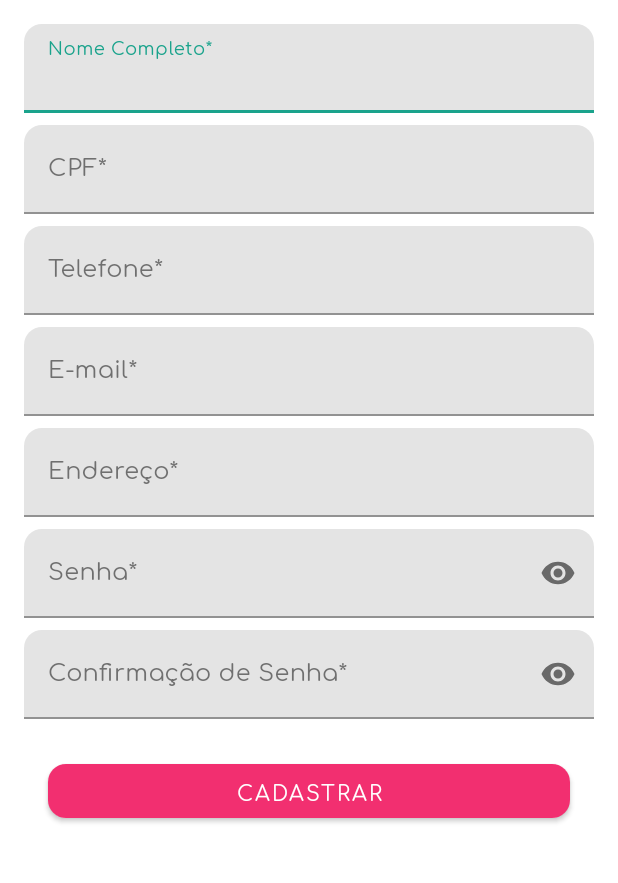
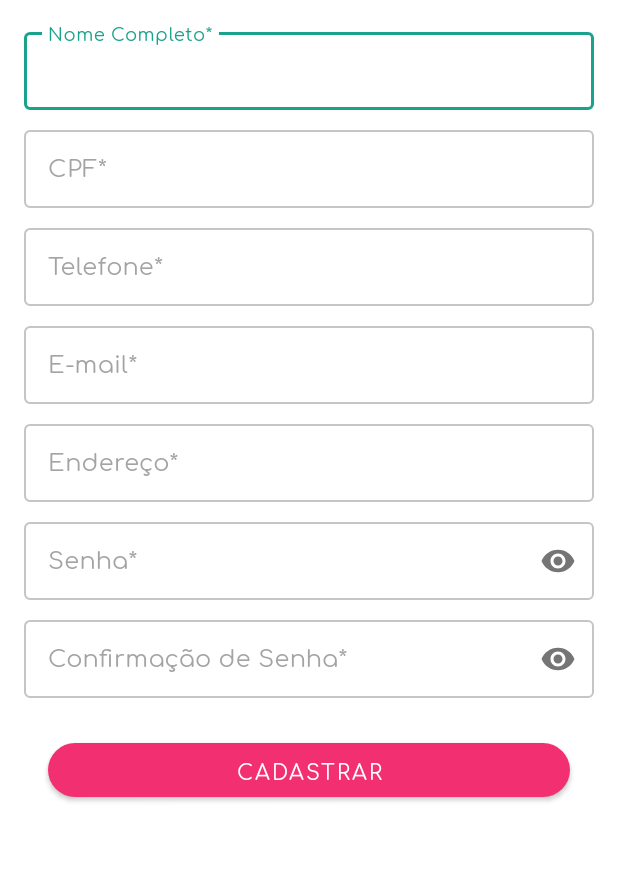
Before and after one commit to vitorruiz/uvets-android, an Android app: the screen it shows after launch (ContainerActivity), after a tap on "CADASTRE-SE", on a phone screen of 412 x 824 dp, the part 273-1156 px from its top. Run offline under Robolectric (Android 15) with nearby library versions, the phone set to English and light mode, and no system bars; our stand-ins replace Room's generated code, RxJava, Timber; libraries missing offline, so code that uses them is left out: br.com.concrete, com.ncapdevi.fragnav; 2 statements that could not run were skipped; 2 other taps on this screen came first.

Commit message:
configurações no tema do app

```diff
--- a/app/src/main/AndroidManifest.xml
+++ b/app/src/main/AndroidManifest.xml
@@ -21,7 +21,7 @@
         android:roundIcon="@mipmap/ic_launcher_round"
         android:supportsRtl="true"
         android:hardwareAccelerated="true"
-        android:theme="@style/Theme.UVets.NoActionBar"
+        android:theme="@style/AppTheme"
         android:usesCleartextTraffic="true">
 
         <meta-data
--- /dev/null
+++ b/app/src/main/res/color/box_stroke_background.xml
@@ -0,0 +1,6 @@
+<?xml version="1.0" encoding="utf-8"?>
+<selector xmlns:android="http://schemas.android.com/apk/res/android">
+    <item android:alpha="0.16" android:color="?attr/colorOnSurface" android:state_hovered="true" />
+    <item android:alpha="0.04" android:color="?attr/colorOnSurface" android:state_enabled="false" />
+    <item android:alpha="0.12" android:color="?attr/colorOnSurface" />
+</selector>
--- a/app/src/main/res/drawable/gradient_primary_toolbar.xml
+++ b/app/src/main/res/color/gradient_primary_toolbar.xml
@@ -3,8 +3,6 @@
     android:shape="rectangle">
 
     <gradient
-        android:angle="180"
-        android:endColor="@color/colorPrimary"
-        android:startColor="@color/colorSecondary"
+        android:angle="180" android:endColor="@color/primaryColor" android:startColor="@color/secondaryColor"
         android:type="linear" />
 </shape>
--- a/app/src/main/res/layout/about_fragment.xml
+++ b/app/src/main/res/layout/about_fragment.xml
@@ -34,7 +34,7 @@
                 android:layout_height="3dp"
                 android:layout_marginTop="@dimen/spacing_medium"
                 android:layout_marginBottom="@dimen/spacing_medium"
-                android:background="@drawable/gradient_primary_toolbar" />
+                android:background="@color/gradient_primary_toolbar" />
 
             <View
                 android:layout_width="0dp"
--- a/app/src/main/res/layout/loading_ui.xml
+++ b/app/src/main/res/layout/loading_ui.xml
@@ -1,15 +1,13 @@
 <?xml version="1.0" encoding="utf-8"?>
 <RelativeLayout xmlns:android="http://schemas.android.com/apk/res/android"
     xmlns:app="http://schemas.android.com/apk/res-auto"
-    xmlns:tools="http://schemas.android.com/tools"
     android:id="@+id/loading_container"
     android:layout_width="match_parent"
     android:layout_height="match_parent"
     android:background="@color/overlay_light_50"
     android:clickable="true"
     android:focusable="true"
-    android:visibility="gone"
-    tools:visibility="visible">
+    android:visibility="gone">
 
     <com.airbnb.lottie.LottieAnimationView
         android:id="@+id/loading_animation"
--- a/app/src/main/res/layout/login_fragment.xml
+++ b/app/src/main/res/layout/login_fragment.xml
@@ -29,7 +29,6 @@
 
             <com.google.android.material.textfield.TextInputLayout
                 android:id="@+id/tiEmail"
-                style="@style/Widget.MaterialComponents.TextInputLayout.FilledBox"
                 android:layout_width="0dp"
                 android:layout_height="wrap_content"
                 android:layout_marginStart="16dp"
@@ -51,7 +50,6 @@
 
             <com.google.android.material.textfield.TextInputLayout
                 android:id="@+id/tiPassword"
-                style="@style/Widget.MaterialComponents.TextInputLayout.FilledBox"
                 android:layout_width="0dp"
                 android:layout_height="wrap_content"
                 android:layout_marginTop="8dp"
--- a/app/src/main/res/layout/sign_up_fragment.xml
+++ b/app/src/main/res/layout/sign_up_fragment.xml
@@ -29,7 +29,6 @@
 
             <com.google.android.material.textfield.TextInputLayout
                 android:id="@+id/tiFullName"
-                style="@style/Widget.MaterialComponents.TextInputLayout.FilledBox"
                 android:layout_width="match_parent"
                 android:layout_height="wrap_content"
                 android:layout_marginStart="16dp"
@@ -50,7 +49,6 @@
 
             <com.google.android.material.textfield.TextInputLayout
                 android:id="@+id/tiDoc"
-                style="@style/Widget.MaterialComponents.TextInputLayout.FilledBox"
                 android:layout_width="0dp"
                 android:layout_height="wrap_content"
                 android:layout_marginTop="8dp"
@@ -69,7 +67,6 @@
 
             <com.google.android.material.textfield.TextInputLayout
                 android:id="@+id/tiPhone"
-                style="@style/Widget.MaterialComponents.TextInputLayout.FilledBox"
                 android:layout_width="0dp"
                 android:layout_height="wrap_content"
                 android:layout_marginTop="8dp"
@@ -88,7 +85,6 @@
 
             <com.google.android.material.textfield.TextInputLayout
                 android:id="@+id/tiEmail"
-                style="@style/Widget.MaterialComponents.TextInputLayout.FilledBox"
                 android:layout_width="0dp"
                 android:layout_height="wrap_content"
                 android:layout_marginTop="8dp"
@@ -107,7 +103,6 @@
 
             <com.google.android.material.textfield.TextInputLayout
                 android:id="@+id/tiAddress"
-                style="@style/Widget.MaterialComponents.TextInputLayout.FilledBox"
                 android:layout_width="0dp"
                 android:layout_height="wrap_content"
                 android:layout_marginTop="8dp"
@@ -126,7 +121,6 @@
 
             <com.google.android.material.textfield.TextInputLayout
                 android:id="@+id/tiPassword"
-                style="@style/Widget.MaterialComponents.TextInputLayout.FilledBox"
                 android:layout_width="0dp"
                 android:layout_height="wrap_content"
                 android:layout_marginTop="8dp"
@@ -145,7 +139,6 @@
 
             <com.google.android.material.textfield.TextInputLayout
                 android:id="@+id/tiConfirmPassword"
-                style="@style/Widget.MaterialComponents.TextInputLayout.FilledBox"
                 android:layout_width="0dp"
                 android:layout_height="wrap_content"
                 android:layout_marginTop="8dp"
--- a/app/src/main/res/values-v23/styles.xml
+++ /dev/null
@@ -1,70 +0,0 @@
-<?xml version="1.0" encoding="utf-8"?>
-<resources>
-
-    <style name="Theme.UVets.NoActionBar" parent="Theme.MaterialComponents.Light.NoActionBar">
-        <!-- Global color attributes -->
-        <item name="colorPrimary">@color/primaryColor</item>
-        <item name="colorPrimaryVariant">@color/primaryDarkColor</item>
-        <item name="android:statusBarColor">@android:color/white</item>
-        <item name="android:windowLightStatusBar">true</item>
-        <item name="colorOnPrimary">#FFFFFF</item>
-        <item name="colorSecondary">@color/secondaryColor</item>
-        <item name="colorSecondaryVariant">@color/secondaryDarkColor</item>
-        <item name="colorOnSecondary">#FFFFFF</item>
-        <item name="colorError">#F44336</item>
-        <item name="colorOnError">#FFFFFF</item>
-        <item name="colorSurface">#FFFFFF</item>
-        <item name="colorOnSurface">#212121</item>
-        <item name="android:colorBackground">@android:color/white</item>
-        <item name="colorOnBackground">#212121</item>
-
-        <!-- Global type attributes -->
-        <!--<item name="textAppearanceButton">@style/AppTextAppearance.Button</item>-->
-        <item name="fontFamily">@font/comfortaa_regular</item>
-        <item name="android:fontFamily">@font/comfortaa_regular</item>
-
-        <!-- Global shape attributes -->
-        <item name="shapeAppearanceSmallComponent">@style/AppShapeAppearance.SmallComponent</item>
-        <item name="shapeAppearanceMediumComponent">@style/AppShapeAppearance.MediumComponent</item>
-        <item name="shapeAppearanceLargeComponent">@style/AppShapeAppearance.LargeComponent</item>
-
-        <!-- Chip widget style attribute -->
-        <!--<item name="chipStyle">@style/AppChip</item>-->
-        <!--<item name="chipStandaloneStyle">@style/AppChip.Standalone</item>-->
-
-        <!-- Button widget style attribute -->
-        <item name="materialButtonStyle">@style/AppButton</item>
-
-        <!-- Text Field widget style attribute -->
-        <!--<item name="textInputStyle">@style/AppTextField</item>-->
-
-        <!-- Card widget style attribute -->
-        <!--<item name="materialCardViewStyle">@style/AppCard</item>-->
-
-        <!-- Bottom Navigation widget style attribute -->
-        <item name="bottomNavigationStyle">@style/AppBottomNavigation</item>
-    </style>
-
-    <style name="AppShapeAppearance.SmallComponent" parent="ShapeAppearance.MaterialComponents.SmallComponent">
-        <item name="cornerFamily">rounded</item>
-        <item name="cornerSize">12dp</item>
-    </style>
-
-    <style name="AppShapeAppearance.MediumComponent" parent="ShapeAppearance.MaterialComponents.MediumComponent">
-        <item name="cornerFamily">rounded</item>
-        <item name="cornerSize">12dp</item>
-    </style>
-
-    <style name="AppShapeAppearance.LargeComponent" parent="ShapeAppearance.MaterialComponents.LargeComponent">
-        <item name="cornerFamily">rounded</item>
-        <item name="cornerSize">12dp</item>
-    </style>
-
-    <style name="AppButton" parent="Widget.MaterialComponents.Button">
-        <item name="backgroundTint">?attr/colorSecondary</item>
-        <!--<item name="android:textColor">@color/button_text_color</item>-->
-    </style>
-
-    <style name="AppBottomNavigation" parent="Widget.MaterialComponents.BottomNavigationView.Colored" />
-
-</resources>
--- a/app/src/main/res/values/colors.xml
+++ b/app/src/main/res/values/colors.xml
@@ -1,11 +1,5 @@
 <?xml version="1.0" encoding="utf-8"?>
 <resources>
-    <color name="colorPrimary">#1AA38C</color>
-    <color name="colorPrimaryDark">#00735f</color>
-    <color name="colorPrimaryLight">#5cd5bc</color>
-    <color name="colorSecondary">#f22f70</color>
-    <color name="colorSecondaryDark">#b90045</color>
-    <color name="colorSecondaryLight">#ff6b9e</color>
 
     <!-- UVets Theme Colors -->
     <color name="primaryColor">#1aa38c</color>
@@ -16,6 +10,15 @@
     <color name="secondaryDarkColor">#b90045</color>
     <color name="primaryTextColor">#ffffff</color>
     <color name="secondaryTextColor">#ffffff</color>
+
+    <color name="onPrimaryColor">@android:color/white</color>
+    <color name="onSecondaryColor">@android:color/white</color>
+    <color name="errorColor">@color/red_900</color>
+    <color name="onErrorColor">@android:color/white</color>
+    <color name="surfaceColor">@android:color/white</color>
+    <color name="onSurfaceColor">@color/grey_60</color>
+    <color name="backgroundColor">@android:color/white</color>
+    <color name="onBackgroundColor">@color/grey_60</color>
 
     <color name="overlay_dark_10">#1A000000</color>
     <color name="overlay_dark_20">#33000000</color>
--- a/app/src/main/res/values/styles.xml
+++ b/app/src/main/res/values/styles.xml
@@ -1,41 +1,79 @@
 <resources>
 
-    <!-- Base application theme. -->
-    <style name="Theme.UVets" parent="Theme.MaterialComponents.Light.DarkActionBar">
+    <style name="AppTheme" parent="Theme.MaterialComponents.Light.NoActionBar">
+        <item name="android:statusBarColor">@android:color/white</item>
+        <item name="android:windowLightStatusBar">true</item>
+        <!-- Global color attributes -->
+        <item name="colorPrimary">@color/primaryColor</item>
+        <item name="colorPrimaryVariant">@color/primaryDarkColor</item>
+        <item name="colorOnPrimary">@color/onPrimaryColor</item>
+        <item name="colorSecondary">@color/secondaryColor</item>
+        <item name="colorSecondaryVariant">@color/secondaryDarkColor</item>
+        <item name="colorOnSecondary">@color/onSecondaryColor</item>
+        <item name="colorError">@color/errorColor</item>
+        <item name="colorOnError">@color/onErrorColor</item>
+        <item name="colorSurface">@color/surfaceColor</item>
+        <item name="colorOnSurface">@color/onSurfaceColor</item>
+        <item name="android:colorBackground">@color/backgroundColor</item>
+        <item name="colorOnBackground">@color/onBackgroundColor</item>
+
+        <!-- Global type attributes -->
+        <!--<item name="textAppearanceButton">@style/AppTextAppearance.Button</item>-->
+        <item name="fontFamily">@font/comfortaa_regular</item>
         <item name="android:fontFamily">@font/comfortaa_regular</item>
 
-        <item name="colorPrimary">@color/colorPrimary</item>
-        <item name="colorPrimaryDark">@color/colorPrimaryDark</item>
+        <!-- Global shape attributes -->
+        <item name="shapeAppearanceSmallComponent">@style/AppShapeAppearance.SmallComponent</item>
+        <item name="shapeAppearanceMediumComponent">@style/AppShapeAppearance.MediumComponent</item>
+        <item name="shapeAppearanceLargeComponent">@style/AppShapeAppearance.LargeComponent</item>
 
-        <item name="colorSecondary">@color/colorSecondary</item>
+        <!-- Chip widget style attribute -->
+        <!--<item name="chipStyle">@style/AppChip</item>-->
+        <!--<item name="chipStandaloneStyle">@style/AppChip.Standalone</item>-->
 
-        <item name="colorAccent">@color/colorSecondary</item>
+        <!-- Button widget style attribute -->
+        <item name="materialButtonStyle">@style/AppButton</item>
 
-        <item name="scrimBackground">@color/mtrl_scrim_color</item>
-        <item name="snackbarButtonStyle">?attr/borderlessButtonStyle</item>
+        <!-- Text Field widget style attribute -->
+        <item name="textInputStyle">@style/AppTextField</item>
 
-        <item name="floatingActionButtonStyle">@style/Widget.UVets.FloatingActionButton</item>
+        <!-- Card widget style attribute -->
+        <!--<item name="materialCardViewStyle">@style/AppCard</item>-->
+
+        <!-- Bottom Navigation widget style attribute -->
+        <!--<item name="bottomNavigationStyle">@style/AppBottomNavigation</item>-->
     </style>
 
-    <style name="Theme.UVets.NoActionBar" parent="Theme.MaterialComponents.Light.NoActionBar">
-        <item name="android:fontFamily">@font/comfortaa_regular</item>
+    <style name="AppTextField" parent="Widget.MaterialComponents.TextInputLayout.OutlinedBox.Dense">
+        <!--<item name="boxStrokeColor">@color/box_stroke_background</item>-->
+    </style>
 
-        <item name="colorPrimary">@color/colorPrimary</item>
-        <item name="colorPrimaryDark">@color/colorPrimaryDark</item>
+    <style name="AppShapeAppearance.SmallComponent" parent="ShapeAppearance.MaterialComponents.SmallComponent">
+        <item name="cornerFamily">rounded</item>
+        <item name="cornerSize">4dp</item>
+    </style>
 
-        <item name="colorSecondary">@color/colorSecondary</item>
+    <style name="AppShapeAppearance.MediumComponent" parent="ShapeAppearance.MaterialComponents.MediumComponent">
+        <item name="cornerFamily">rounded</item>
+        <item name="cornerSize">16dp</item>
+    </style>
 
-        <item name="colorAccent">@color/colorSecondary</item>
+    <style name="AppShapeAppearance.LargeComponent" parent="ShapeAppearance.MaterialComponents.LargeComponent">
+        <item name="cornerFamily">rounded</item>
+        <item name="cornerSize">20dp</item>
+    </style>
 
-        <item name="scrimBackground">@color/mtrl_scrim_color</item>
-        <item name="snackbarButtonStyle">?attr/borderlessButtonStyle</item>
+    <style name="AppButton" parent="Widget.MaterialComponents.Button">
+        <item name="backgroundTint">?attr/colorSecondary</item>
+        <item name="cornerRadius">50dp</item>
+        <!--<item name="android:textColor">@color/button_text_color</item>-->
+    </style>
 
-        <item name="floatingActionButtonStyle">@style/Widget.UVets.FloatingActionButton</item>
-    </style>
+    <style name="AppBottomNavigation" parent="Widget.MaterialComponents.BottomNavigationView.Colored" />
 
     <style name="Theme.UVets.AppBarOverlay" parent="ThemeOverlay.MaterialComponents.Dark.ActionBar" />
 
-    <style name="Widget.UVets.Toolbar.Light" parent="@style/Theme.UVets.NoActionBar">
+    <style name="Widget.UVets.Toolbar.Light" parent="@style/AppTheme">
         <item name="android:background">@android:color/background_light</item>
         <item name="colorControlNormal">@color/grey_60</item>
         <item name="android:textColorPrimary">@color/grey_60</item>
@@ -46,18 +84,18 @@
     </style>
 
     <style name="Widget.UVets.Toolbar" parent="Widget.AppCompat.Toolbar">
-        <item name="android:background">@drawable/gradient_primary_toolbar</item>
+        <item name="android:background">@color/gradient_primary_toolbar</item>
     </style>
 
     <style name="Widget.UVets.FloatingActionButton" parent="Widget.MaterialComponents.FloatingActionButton">
         <item name="android:tint">@android:color/white</item>
     </style>
 
-    <style name="Theme.UVets.Dialog" parent="Theme.MaterialComponents.Light.Dialog">
-        <item name="materialButtonStyle">@style/Widget.MaterialComponents.Button.TextButton</item>
-        <item name="colorPrimary">@color/colorPrimary</item>
-        <item name="colorSecondary">@color/colorPrimaryDark</item>
-        <item name="colorAccent">@color/colorSecondary</item>
-    </style>
+    <!--<style name="Theme.UVets.Dialog" parent="Theme.MaterialComponents.Light.Dialog">-->
+    <!--<item name="materialButtonStyle">@style/Widget.MaterialComponents.Button.TextButton</item>-->
+    <!--<item name="colorPrimary">@color/colorPrimary</item>-->
+    <!--<item name="colorSecondary">@color/colorPrimaryDark</item>-->
+    <!--<item name="colorAccent">@color/colorSecondary</item>-->
+    <!--</style>-->
 
 </resources>
```
Also changed, not shown: app/src/main/java/br/com/uvets/uvetsandroid/utils/PickerUtils.kt (+9 -2 lines).
